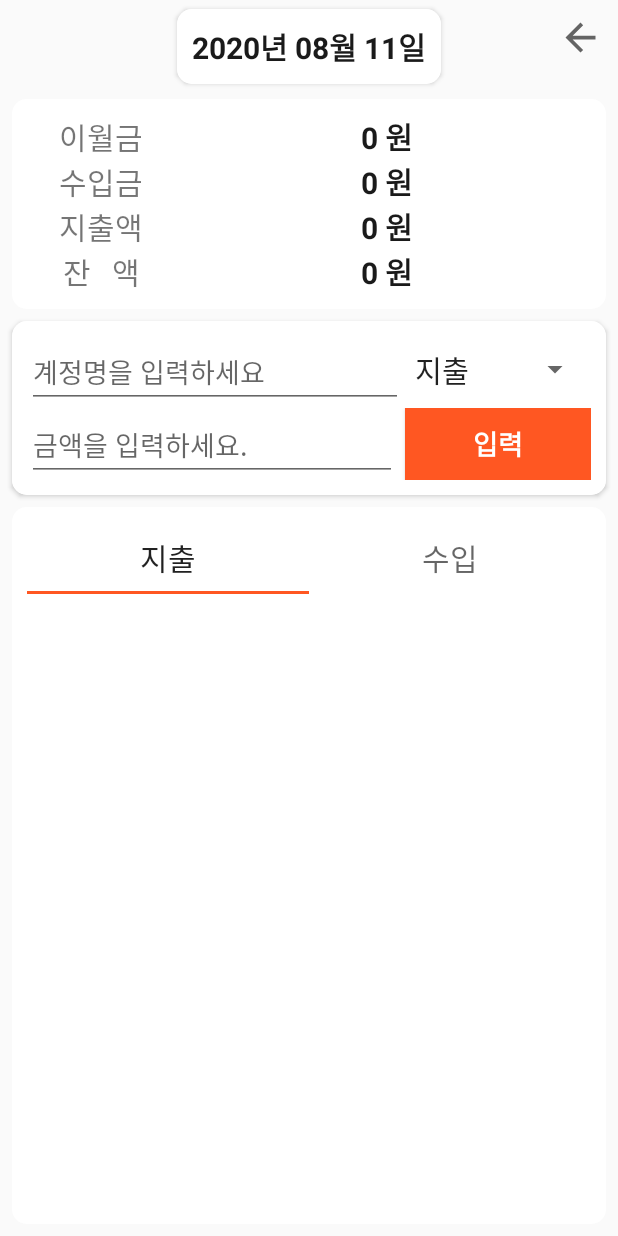
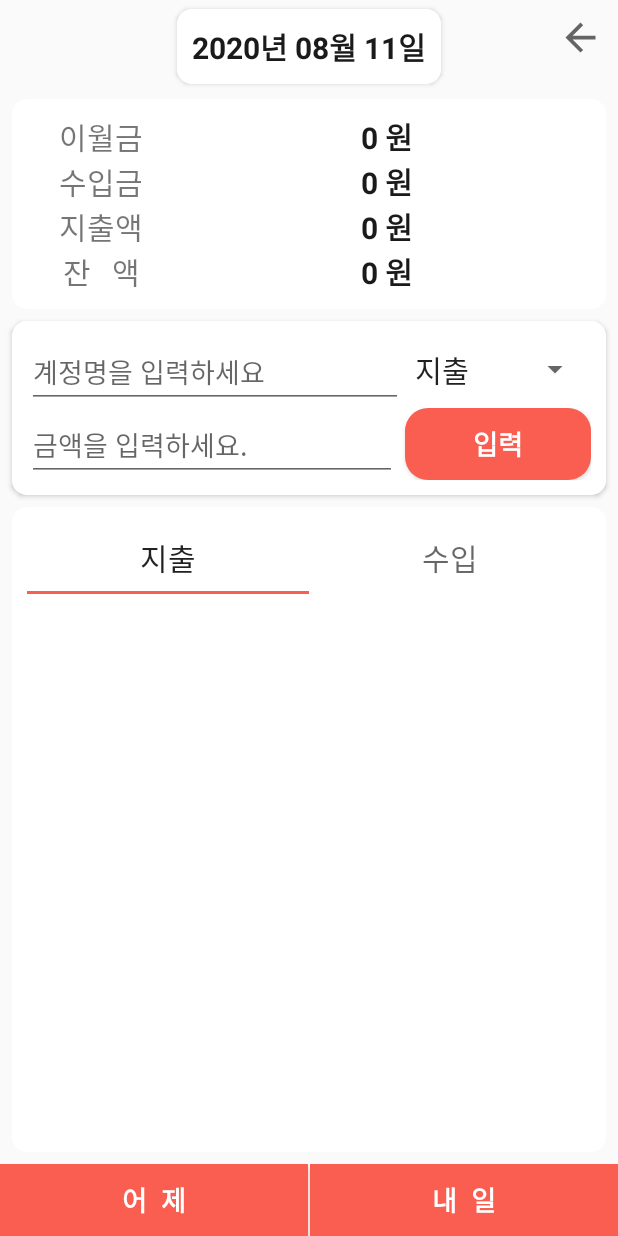
Before and after one commit to choisungyoung/TangA-Account-Book, an Android app: the TodayFragment screen opened directly, with no data from a screen before it, on a phone screen of 412 x 824 dp. Run offline under Robolectric (Android 15) with nearby library versions, the phone set to English and light mode, and no system bars.

Commit message:
[어제, 내일 기능 추가],[버튼 모양 수정]

```diff
--- a/app/src/main/java/com/example/sungyoung/testproject1/fragment/TodayFragment.java
+++ b/app/src/main/java/com/example/sungyoung/testproject1/fragment/TodayFragment.java
@@ -32,8 +32,10 @@ import com.example.sungyoung.testproject1.R;
 import com.example.sungyoung.testproject1.account.Account;
 import com.example.sungyoung.testproject1.account.AccountDBHelper;
 import com.example.sungyoung.testproject1.adapter.ListviewAdapter;
+import com.example.sungyoung.testproject1.util.Util;
 
 import java.text.DecimalFormat;
+import java.text.ParseException;
 import java.text.SimpleDateFormat;
 import java.util.ArrayList;
 import java.util.Date;
@@ -56,9 +58,12 @@ public class TodayFragment extends Fragment {
     private static final String ARG_PARAM2 = "param2";
     private AccountDBHelper dbHelper;
 
+    public Button confButton;
+    public Button yestButton;
+    public Button tomorrowButton;
+
     public TextView dateText;
     public ListView listView;
-    public Button confButton;
     public Spinner spinner_field;
     public TextView imTestView;
     public TextView exTestView;
@@ -70,6 +75,7 @@ public class TodayFragment extends Fragment {
     public View acView;
 
     DecimalFormat df = new DecimalFormat("###,###");
+    SimpleDateFormat dateFormat = new SimpleDateFormat("yyyy년 MM월 dd일");
     String result = "";
     // TODO: Rename and change types of parameters
     private String mParam1;
@@ -109,7 +115,6 @@ public class TodayFragment extends Fragment {
         dbHelper = new AccountDBHelper(getContext());
 
         Date today = new Date();      // birthday 버튼의 초기화를 위해 date 객체와 SimpleDataFormat 사용
-        SimpleDateFormat dateFormat = new SimpleDateFormat("yyyy년 MM월 dd일");
         String result = dateFormat.format(today);
 
         dateText = (TextView) view.findViewById(R.id.dateText);
@@ -124,6 +129,7 @@ public class TodayFragment extends Fragment {
         listView = (ListView) view.findViewById(R.id.listView);
         priceEditView = view.findViewById(R.id.priceEditView);
 
+        //어제내일 init
 
         //지출/수입 스피너
         String[] spinnerArr = getResources().getStringArray(R.array.imex_array);
@@ -132,6 +138,8 @@ public class TodayFragment extends Fragment {
         spinner_field.setAdapter(adapter);
 
         confButton = view.findViewById(R.id.confButton);
+        yestButton = view.findViewById(R.id.yestButton);
+        tomorrowButton = view.findViewById(R.id.tomorrowButton);
 
         //자동완성
         autoCompleteTextView = (AutoCompleteTextView) acView.findViewById(R.id.accountEditText);
@@ -185,6 +193,34 @@ public class TodayFragment extends Fragment {
                 insertItem(view);
             }
         });
+        //어제버튼
+        yestButton.setOnClickListener(new View.OnClickListener() {
+            @Override
+            public void onClick(View view) {
+                Date date = Util.getStringToDate(dateText.getText().toString());
+                if(date==null)
+                    Toast.makeText(getActivity(), autoList.toArray().toString(), Toast.LENGTH_SHORT);
+                else{
+                    date = new Date(date.getTime()+(1000*60*60*24*-1));
+                    dateText.setText(dateFormat.format(date));
+                    showList();
+                }
+            }
+        });
+        //내일버튼
+        tomorrowButton.setOnClickListener(new View.OnClickListener() {
+            @Override
+            public void onClick(View view) {
+                Date date = Util.getStringToDate(dateText.getText().toString());
+                if(date==null)
+                    Toast.makeText(getActivity(), autoList.toArray().toString(), Toast.LENGTH_SHORT);
+                else{
+                    date = new Date(date.getTime()+(1000*60*60*24*+1));
+                    dateText.setText(dateFormat.format(date));
+                    showList();
+                }
+            }
+        });
         //금액 입력 edit변화 이벤트
         priceEditView.addTextChangedListener(new TextWatcher() {
             @Override
@@ -226,15 +262,9 @@ public class TodayFragment extends Fragment {
                     autoCompleteTextView.showDropDown();
                 }
             }
-        });/*
-        autoCompleteTextView.setOnClickListener(new View.OnClickListener() {
-            @Override
-            public void onClick(View view) {
+        });
+    }
 
-
-            }
-        });*/
-    }
     public void showList(){
 
         Log.d("test@",dateText.getText().toString());
--- /dev/null
+++ b/app/src/main/res/drawable/radius.xml
@@ -0,0 +1,10 @@
+<?xml version="1.0" encoding="utf-8"?>
+<shape xmlns:android="http://schemas.android.com/apk/res/android"
+        android:shape="rectangle" android:padding = "10dp">
+    <solid android:color="@color/colorAccent"></solid>
+    <corners
+            android:bottomLeftRadius="15dp"
+            android:bottomRightRadius="15dp"
+            android:topLeftRadius="15dp"
+            android:topRightRadius="15dp"></corners>
+</shape>
--- a/app/src/main/res/layout/activity_main.xml
+++ b/app/src/main/res/layout/activity_main.xml
@@ -37,7 +37,7 @@
             android:layout_gravity="center"
             android:layout_margin="10dp"
             android:layout_weight="1"
-            android:background="@color/colorAccent"
+            android:background="@drawable/radius"
             android:text="가계부"
             android:textColor="@color/colorWhite"
             android:textSize="20sp"
@@ -50,7 +50,7 @@
             android:layout_gravity="center"
             android:layout_margin="10dp"
             android:layout_weight="1"
-            android:background="@color/colorAccent"
+            android:background="@drawable/radius"
             android:gravity="center"
             android:text="다이어리"
             android:textColor="@color/colorWhite"
--- a/app/src/main/res/layout/fragment_today.xml
+++ b/app/src/main/res/layout/fragment_today.xml
@@ -16,7 +16,8 @@
         <!--  날짜 카드뷰  -->
         <RelativeLayout
             android:layout_width="match_parent"
-            android:layout_height="wrap_content">
+            android:layout_height="wrap_content"
+            android:layout_weight="0">
 
             <android.support.v7.widget.CardView
                 android:id="@+id/dateCardview"
@@ -58,6 +59,7 @@
             android:id="@+id/priceCardview"
             android:layout_width="match_parent"
             android:layout_height="wrap_content"
+            android:layout_weight="0"
             android:layout_marginStart="8dp"
             android:layout_marginTop="4dp"
             android:layout_marginEnd="8dp"
@@ -211,6 +213,7 @@
             android:id="@+id/inputCardview"
             android:layout_width="match_parent"
             android:layout_height="wrap_content"
+            android:layout_weight="0"
             android:layout_marginStart="8dp"
             android:layout_marginTop="4dp"
             android:layout_marginEnd="8dp"
@@ -268,7 +271,7 @@
                         android:layout_height="wrap_content"
                         android:layout_marginLeft="5dp"
                         android:layout_weight="1"
-                            android:background="@color/colorAccent"
+                        android:background="@drawable/radius"
                         android:text="입력"
                         android:textColor="@color/colorWhite"
                         android:textSize="18sp"
@@ -282,7 +285,8 @@
         <android.support.v7.widget.CardView
             android:id="@+id/listCardview"
             android:layout_width="match_parent"
-            android:layout_height="match_parent"
+            android:layout_height="0dp"
+            android:layout_weight="1"
             android:layout_marginStart="8dp"
             android:layout_marginTop="4dp"
             android:layout_marginEnd="8dp"
@@ -321,5 +325,35 @@
             </LinearLayout>
         </android.support.v7.widget.CardView>
 
+        <LinearLayout
+            android:layout_width="match_parent"
+            android:layout_height="wrap_content"
+            android:layout_weight="0"
+            android:orientation="horizontal">
+
+            <Button
+                    android:id="@+id/yestButton"
+                    android:layout_width="wrap_content"
+                    android:layout_height="wrap_content"
+                    android:layout_weight="1"
+                    android:text="어  제"
+                    android:background="@color/colorAccent"
+                    android:textColor="@color/colorWhite"
+                    android:textSize="18sp"
+                    android:textStyle="bold"
+                    android:layout_marginRight="1dp"/>
+
+            <Button
+                    android:id="@+id/tomorrowButton"
+                    android:layout_width="wrap_content"
+                    android:layout_height="wrap_content"
+                    android:layout_weight="1"
+                    android:text="내  일"
+                    android:background="@color/colorAccent"
+                    android:textColor="@color/colorWhite"
+                    android:textSize="18sp"
+                    android:textStyle="bold" />
+        </LinearLayout>
+
     </LinearLayout>
 </android.support.constraint.ConstraintLayout>
--- a/app/src/main/res/values/colors.xml
+++ b/app/src/main/res/values/colors.xml
@@ -4,7 +4,7 @@
     <color name="colorPrimary">#FFF6D4</color>
     <color name="colorPrimary2">#FFF6BB</color>
     <color name="colorPrimaryDark">#FFC107</color>
-    <color name="colorAccent">#FF5722</color>
+    <color name="colorAccent">#FA5E50</color>
 
     <color name="colorBlack">#1A1A1A</color>
     <color name="colorGrayBlack">#313131</color>
```
Also changed, not shown: app/src/main/java/com/example/sungyoung/testproject1/util/Util.java (added, +22 -0 lines). Lines whose indentation alone changed are shown as unchanged.
